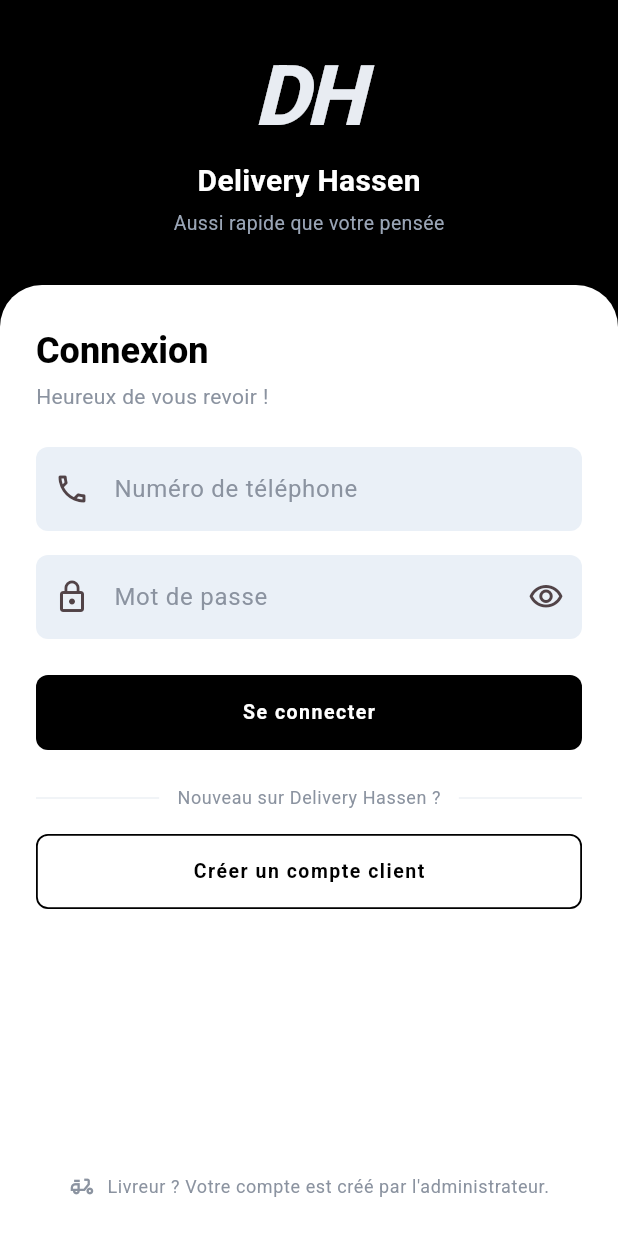
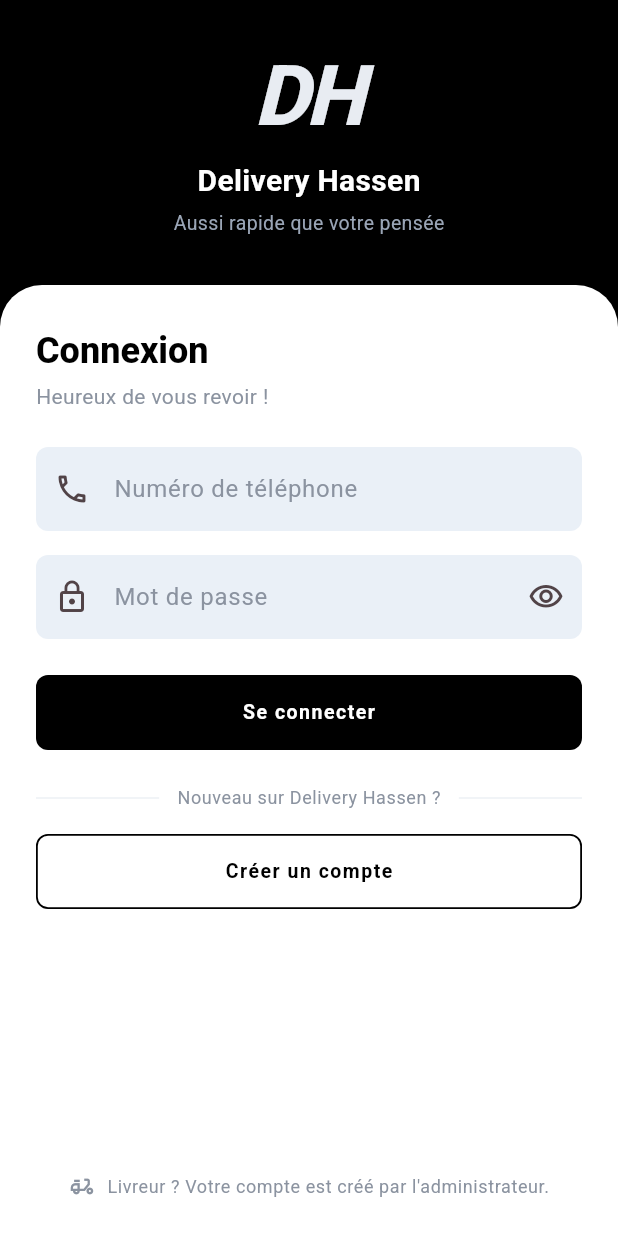
Before and after one commit to Alibalti592/Hssan-Delivery, a Flutter app: the LoginScreen screen opened directly, on a phone screen of 412 x 824 dp. Run offline on Flutter 3.47's test engine with Material 3 defaults, Android fonts, the phone set to English and light mode, and no system bars; our stand-ins replace firebase_core, firebase_messaging, flutter_map, flutter_secure_storage, geolocator, image_picker and 2 more; accounts and stored records are empty; statements that could not run were skipped.

Commit message:
Login: "Créer un compte" instead of "Créer un compte client"
Co-Authored-By: Claude Opus 5.5 <noreply@anthropic.com>
Claude-Session: https://claude.ai/code/session_01B6RWxUSN3bwsXdDHTuPsqN

```diff
--- a/mobile/lib/auth/login_screen.dart
+++ b/mobile/lib/auth/login_screen.dart
@@ -123,7 +123,7 @@ class _LoginScreenState extends State<LoginScreen> {
                                       builder: (_) => const RegisterScreen(),
                                     ),
                                   ),
-                            child: const Text('Créer un compte client'),
+                            child: const Text('Créer un compte'),
                           ),
                           const Spacer(),
                           const SizedBox(height: 24),
```
Also changed, not shown: 1 other file.
